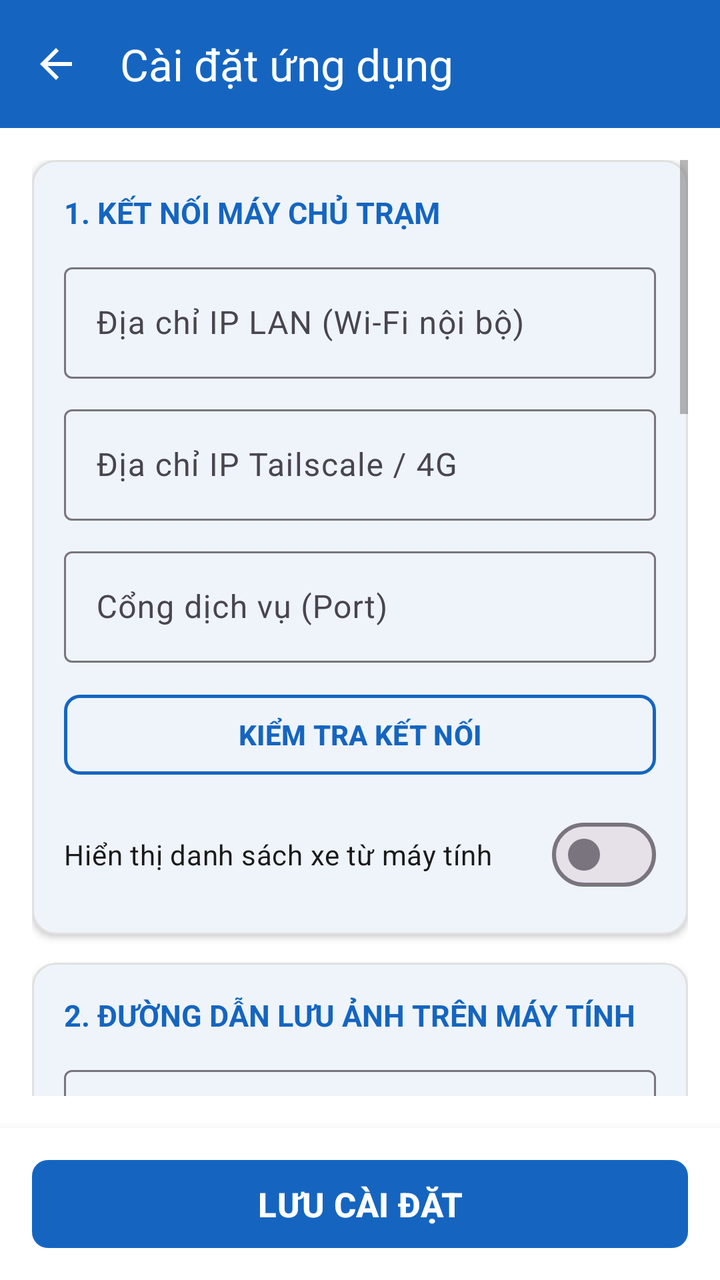
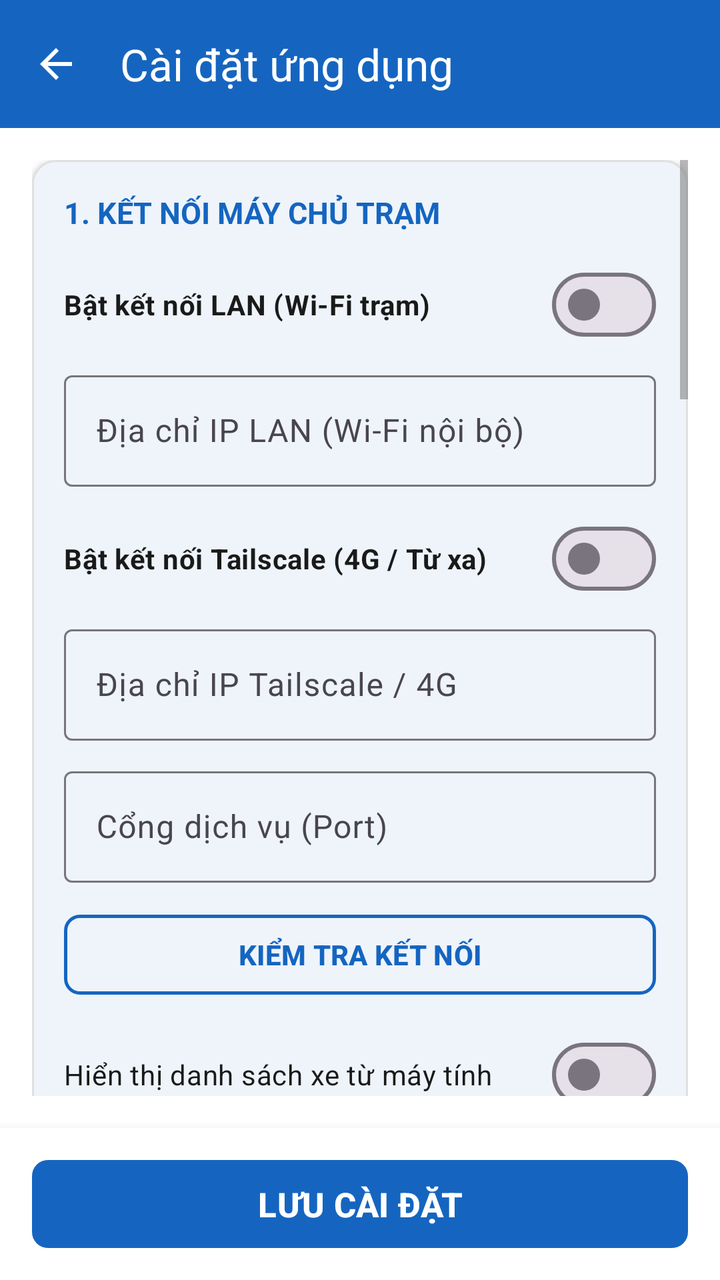

Two renders of the same Android screen: before a commit and after it. Below are the layout's source before the change and the commit's diff.
<!-- AndroidManifest.xml: application theme Theme.InspectionCamera -->
<!-- res/layout/activity_settings.xml -->
<?xml version="1.0" encoding="utf-8"?>
<LinearLayout xmlns:android="http://schemas.android.com/apk/res/android"
    xmlns:app="http://schemas.android.com/apk/res-auto"
    android:layout_width="match_parent"
    android:layout_height="match_parent"
    android:orientation="vertical"
    android:background="@color/background">

    
    <com.google.android.material.appbar.MaterialToolbar
        android:id="@+id/toolbar_settings"
        android:layout_width="match_parent"
        android:layout_height="wrap_content"
        android:background="@color/primary"
        app:title="@string/title_settings"
        app:titleTextColor="@color/text_white"
        app:navigationIcon="@drawable/ic_arrow_back"
        app:navigationIconTint="@color/text_white" />

    
    <ScrollView
        android:layout_width="match_parent"
        android:layout_height="0dp"
        android:layout_weight="1"
        android:fillViewport="true"
        android:padding="16dp">

        <LinearLayout
            android:layout_width="match_parent"
            android:layout_height="wrap_content"
            android:orientation="vertical"
            android:paddingBottom="24dp">

            
            <com.google.android.material.card.MaterialCardView
                android:layout_width="match_parent"
                android:layout_height="wrap_content"
                android:layout_marginBottom="14dp"
                app:cardCornerRadius="12dp"
                app:cardElevation="2dp"
                app:cardBackgroundColor="@color/surface"
                app:strokeWidth="1dp"
                app:strokeColor="@color/divider">

                <LinearLayout
                    android:layout_width="match_parent"
                    android:layout_height="wrap_content"
                    android:orientation="vertical"
                    android:padding="16dp">

                    <TextView
                        android:layout_width="wrap_content"
                        android:layout_height="wrap_content"
                        android:text="@string/header_server_connection"
                        android:textColor="@color/primary"
                        android:textSize="15sp"
                        android:textStyle="bold" />

                    <com.google.android.material.textfield.TextInputLayout
                        android:layout_width="match_parent"
                        android:layout_height="wrap_content"
                        android:layout_marginTop="12dp"
                        android:hint="@string/setting_lan_ip"
                        style="@style/Widget.Material3.TextInputLayout.OutlinedBox">

                        <com.google.android.material.textfield.TextInputEditText
                            android:id="@+id/et_settings_lan_ip"
                            android:layout_width="match_parent"
                            android:layout_height="wrap_content"
                            android:inputType="textUri"
                            android:textColor="@color/text_primary" />
                    </com.google.android.material.textfield.TextInputLayout>

                    <com.google.android.material.textfield.TextInputLayout
                        android:layout_width="match_parent"
                        android:layout_height="wrap_content"
                        android:layout_marginTop="10dp"
                        android:hint="@string/setting_tailscale_ip"
                        style="@style/Widget.Material3.TextInputLayout.OutlinedBox">

                        <com.google.android.material.textfield.TextInputEditText
                            android:id="@+id/et_settings_tailscale_ip"
                            android:layout_width="match_parent"
                            android:layout_height="wrap_content"
                            android:inputType="textUri"
                            android:textColor="@color/text_primary" />
                    </com.google.android.material.textfield.TextInputLayout>

                    <com.google.android.material.textfield.TextInputLayout
                        android:layout_width="match_parent"
                        android:layout_height="wrap_content"
                        android:layout_marginTop="10dp"
                        android:hint="@string/setting_port"
                        style="@style/Widget.Material3.TextInputLayout.OutlinedBox">

                        <com.google.android.material.textfield.TextInputEditText
                            android:id="@+id/et_settings_port"
                            android:layout_width="match_parent"
                            android:layout_height="wrap_content"
                            android:inputType="number"
                            android:textColor="@color/text_primary" />
                    </com.google.android.material.textfield.TextInputLayout>

                    <com.google.android.material.button.MaterialButton
                        android:id="@+id/btn_settings_test"
                        android:layout_width="match_parent"
                        android:layout_height="wrap_content"
                        android:layout_marginTop="12dp"
                        android:minHeight="48dp"
                        android:text="@string/btn_test_connection"
                        android:textSize="14sp"
                        android:textStyle="bold"
                        android:textColor="@color/primary"
                        app:strokeColor="@color/primary"
                        app:strokeWidth="1.5dp"
                        app:cornerRadius="8dp"
                        style="@style/Widget.Material3.Button.OutlinedButton" />

                    <TextView
                        android:id="@+id/tv_settings_test_result"
                        android:layout_width="match_parent"
                        android:layout_height="wrap_content"
                        android:layout_marginTop="8dp"
                        android:gravity="center"
                        android:textSize="14sp"
                        android:visibility="gone" />

                    <com.google.android.material.materialswitch.MaterialSwitch
                        android:id="@+id/switch_settings_vehicle_list"
                        android:layout_width="match_parent"
                        android:layout_height="wrap_content"
                        android:layout_marginTop="12dp"
                        android:text="@string/setting_vehicle_list"
                        android:textSize="14sp"
                        android:textColor="@color/text_primary" />
                </LinearLayout>
            </com.google.android.material.card.MaterialCardView>

            
            <com.google.android.material.card.MaterialCardView
                android:layout_width="match_parent"
                android:layout_height="wrap_content"
                android:layout_marginBottom="14dp"
                app:cardCornerRadius="12dp"
                app:cardElevation="2dp"
                app:cardBackgroundColor="@color/surface"
                app:strokeWidth="1dp"
                app:strokeColor="@color/divider">

                <LinearLayout
                    android:layout_width="match_parent"
                    android:layout_height="wrap_content"
                    android:orientation="vertical"
                    android:padding="16dp">

                    <TextView
                        android:layout_width="wrap_content"
                        android:layout_height="wrap_content"
                        android:text="@string/header_paths_settings"
                        android:textColor="@color/primary"
                        android:textSize="15sp"
                        android:textStyle="bold" />

                    <com.google.android.material.textfield.TextInputLayout
                        android:layout_width="match_parent"
                        android:layout_height="wrap_content"
                        android:layout_marginTop="12dp"
                        android:hint="@string/setting_photo_save_dir"
                        style="@style/Widget.Material3.TextInputLayout.OutlinedBox">

                        <com.google.android.material.textfield.TextInputEditText
                            android:id="@+id/et_settings_photo_save_dir"
                            android:layout_width="match_parent"
                            android:layout_height="wrap_content"
                            android:inputType="text"
                            android:textColor="@color/text_primary" />
                    </com.google.android.material.textfield.TextInputLayout>

                    <com.google.android.material.textfield.TextInputLayout
                        android:layout_width="match_parent"
                        android:layout_height="wrap_content"
                        android:layout_marginTop="10dp"
                        android:hint="@string/setting_passenger_path"
                        style="@style/Widget.Material3.TextInputLayout.OutlinedBox">

                        <com.google.android.material.textfield.TextInputEditText
                            android:id="@+id/et_settings_passenger_path"
                            android:layout_width="match_parent"
                            android:layout_height="wrap_content"
                            android:inputType="text"
                            android:textColor="@color/text_primary" />
                    </com.google.android.material.textfield.TextInputLayout>

                    <com.google.android.material.textfield.TextInputLayout
                        android:layout_width="match_parent"
                        android:layout_height="wrap_content"
                        android:layout_marginTop="10dp"
                        android:hint="@string/setting_new_vehicle_path"
                        style="@style/Widget.Material3.TextInputLayout.OutlinedBox">

                        <com.google.android.material.textfield.TextInputEditText
                            android:id="@+id/et_settings_new_vehicle_path"
                            android:layout_width="match_parent"
                            android:layout_height="wrap_content"
                            android:inputType="text"
                            android:textColor="@color/text_primary" />
                    </com.google.android.material.textfield.TextInputLayout>
                </LinearLayout>
            </com.google.android.material.card.MaterialCardView>

            
            <com.google.android.material.card.MaterialCardView
                android:layout_width="match_parent"
                android:layout_height="wrap_content"
                android:layout_marginBottom="14dp"
                app:cardCornerRadius="12dp"
                app:cardElevation="2dp"
                app:cardBackgroundColor="@color/surface"
                app:strokeWidth="1dp"
                app:strokeColor="@color/divider">

                <LinearLayout
                    android:layout_width="match_parent"
                    android:layout_height="wrap_content"
                    android:orientation="vertical"
                    android:padding="16dp">

                    <TextView
                        android:layout_width="wrap_content"
                        android:layout_height="wrap_content"
                        android:text="@string/header_timestamp_settings"
                        android:textColor="@color/primary"
                        android:textSize="15sp"
                        android:textStyle="bold" />

                    <com.google.android.material.materialswitch.MaterialSwitch
                        android:id="@+id/switch_settings_timestamp"
                        android:layout_width="match_parent"
                        android:layout_height="wrap_content"
                        android:layout_marginTop="12dp"
                        android:text="@string/setting_timestamp_enabled"
                        android:textSize="14sp"
                        android:textColor="@color/text_primary" />

                    <TextView
                        android:layout_width="wrap_content"
                        android:layout_height="wrap_content"
                        android:layout_marginTop="12dp"
                        android:text="@string/setting_timestamp_format"
                        android:textSize="13sp"
                        android:textColor="@color/text_secondary" />

                    <Spinner
                        android:id="@+id/spinner_settings_timestamp_format"
                        android:layout_width="match_parent"
                        android:layout_height="48dp"
                        android:layout_marginTop="4dp"
                        android:background="@drawable/bg_spinner" />

                    <TextView
                        android:layout_width="wrap_content"
                        android:layout_height="wrap_content"
                        android:layout_marginTop="12dp"
                        android:text="@string/setting_timestamp_position"
                        android:textSize="13sp"
                        android:textColor="@color/text_secondary" />

                    <Spinner
                        android:id="@+id/spinner_settings_timestamp_position"
                        android:layout_width="match_parent"
                        android:layout_height="48dp"
                        android:layout_marginTop="4dp"
                        android:background="@drawable/bg_spinner" />

                    <TextView
                        android:layout_width="wrap_content"
                        android:layout_height="wrap_content"
                        android:layout_marginTop="12dp"
                        android:text="@string/setting_timestamp_font_size"
                        android:textSize="13sp"
                        android:textColor="@color/text_secondary" />

                    <Spinner
                        android:id="@+id/spinner_settings_timestamp_font_size"
                        android:layout_width="match_parent"
                        android:layout_height="48dp"
                        android:layout_marginTop="4dp"
                        android:background="@drawable/bg_spinner" />

                    <com.google.android.material.materialswitch.MaterialSwitch
                        android:id="@+id/switch_settings_timestamp_stroke"
                        android:layout_width="match_parent"
                        android:layout_height="wrap_content"
                        android:layout_marginTop="12dp"
                        android:text="@string/setting_timestamp_stroke"
                        android:textSize="14sp"
                        android:textColor="@color/text_primary" />
                </LinearLayout>
            </com.google.android.material.card.MaterialCardView>

            
            <com.google.android.material.card.MaterialCardView
                android:layout_width="match_parent"
                android:layout_height="wrap_content"
                android:layout_marginBottom="14dp"
                app:cardCornerRadius="12dp"
                app:cardElevation="2dp"
                app:cardBackgroundColor="@color/surface"
                app:strokeWidth="1dp"
                app:strokeColor="@color/divider">

                <LinearLayout
                    android:layout_width="match_parent"
                    android:layout_height="wrap_content"
                    android:orientation="vertical"
                    android:padding="16dp">

                    <TextView
                        android:layout_width="wrap_content"
                        android:layout_height="wrap_content"
                        android:text="@string/header_photo_settings"
                        android:textColor="@color/primary"
                        android:textSize="15sp"
                        android:textStyle="bold" />

                    <TextView
                        android:layout_width="wrap_content"
                        android:layout_height="wrap_content"
                        android:layout_marginTop="12dp"
                        android:text="@string/setting_photo_resolution"
                        android:textSize="13sp"
                        android:textColor="@color/text_secondary" />

                    <Spinner
                        android:id="@+id/spinner_settings_resolution"
                        android:layout_width="match_parent"
                        android:layout_height="48dp"
                        android:layout_marginTop="4dp"
                        android:background="@drawable/bg_spinner" />

                    <TextView
                        android:layout_width="wrap_content"
                        android:layout_height="wrap_content"
                        android:layout_marginTop="12dp"
                        android:text="@string/setting_jpeg_quality"
                        android:textSize="13sp"
                        android:textColor="@color/text_secondary" />

                    <Spinner
                        android:id="@+id/spinner_settings_jpeg_quality"
                        android:layout_width="match_parent"
                        android:layout_height="48dp"
                        android:layout_marginTop="4dp"
                        android:background="@drawable/bg_spinner" />

                    <TextView
                        android:layout_width="wrap_content"
                        android:layout_height="wrap_content"
                        android:layout_marginTop="12dp"
                        android:text="@string/setting_upload_mode"
                        android:textSize="13sp"
                        android:textColor="@color/text_secondary" />

                    <Spinner
                        android:id="@+id/spinner_settings_upload_mode"
                        android:layout_width="match_parent"
                        android:layout_height="48dp"
                        android:layout_marginTop="4dp"
                        android:background="@drawable/bg_spinner" />
                </LinearLayout>
            </com.google.android.material.card.MaterialCardView>

            
            <com.google.android.material.card.MaterialCardView
                android:layout_width="match_parent"
                android:layout_height="wrap_content"
                android:layout_marginBottom="14dp"
                app:cardCornerRadius="12dp"
                app:cardElevation="2dp"
                app:cardBackgroundColor="@color/surface"
                app:strokeWidth="1dp"
                app:strokeColor="@color/divider">

                <LinearLayout
                    android:layout_width="match_parent"
                    android:layout_height="wrap_content"
                    android:orientation="vertical"
                    android:padding="16dp">

                    <TextView
                        android:layout_width="wrap_content"
                        android:layout_height="wrap_content"
                        android:text="@string/header_backup_restore"
                        android:textColor="@color/primary"
                        android:textSize="15sp"
                        android:textStyle="bold" />

                    <TextView
                        android:layout_width="wrap_content"
                        android:layout_height="wrap_content"
                        android:layout_marginTop="6dp"
                        android:text="@string/desc_backup_restore"
                        android:textSize="13sp"
                        android:textColor="@color/text_secondary" />

                    <com.google.android.material.button.MaterialButton
                        android:id="@+id/btn_settings_backup"
                        android:layout_width="match_parent"
                        android:layout_height="48dp"
                        android:layout_marginTop="12dp"
                        android:text="@string/btn_backup_config"
                        android:textSize="14sp"
                        android:textStyle="bold"
                        android:textColor="@color/primary"
                        app:strokeColor="@color/primary"
                        app:strokeWidth="1.5dp"
                        app:cornerRadius="8dp"
                        app:icon="@drawable/ic_backup"
                        app:iconGravity="textStart"
                        app:iconTint="@color/primary"
                        style="@style/Widget.Material3.Button.OutlinedButton" />

                    <com.google.android.material.button.MaterialButton
                        android:id="@+id/btn_settings_restore"
                        android:layout_width="match_parent"
                        android:layout_height="48dp"
                        android:layout_marginTop="10dp"
                        android:text="@string/btn_restore_config"
                        android:textSize="14sp"
                        android:textStyle="bold"
                        android:textColor="@color/primary"
                        app:strokeColor="@color/primary"
                        app:strokeWidth="1.5dp"
                        app:cornerRadius="8dp"
                        app:icon="@drawable/ic_restore"
                        app:iconGravity="textStart"
                        app:iconTint="@color/primary"
                        style="@style/Widget.Material3.Button.OutlinedButton" />
                </LinearLayout>
            </com.google.android.material.card.MaterialCardView>

            
            <com.google.android.material.card.MaterialCardView
                android:layout_width="match_parent"
                android:layout_height="wrap_content"
                android:layout_marginBottom="16dp"
                app:cardCornerRadius="12dp"
                app:cardElevation="2dp"
                app:cardBackgroundColor="@color/surface"
                app:strokeWidth="1dp"
                app:strokeColor="@color/divider">

                <LinearLayout
                    android:layout_width="match_parent"
                    android:layout_height="wrap_content"
                    android:orientation="vertical"
                    android:padding="16dp">

                    <TextView
                        android:layout_width="wrap_content"
                        android:layout_height="wrap_content"
                        android:text="@string/header_version_settings"
                        android:textSize="15sp"
                        android:textStyle="bold"
                        android:textColor="@color/primary" />

                    <TextView
                        android:id="@+id/tv_settings_current_version"
                        android:layout_width="wrap_content"
                        android:layout_height="wrap_content"
                        android:layout_marginTop="8dp"
                        android:text="Phiên bản hiện tại: v1.1.2"
                        android:textSize="14sp"
                        android:textColor="@color/text_primary" />

                    <TextView
                        android:id="@+id/tv_settings_update_status"
                        android:layout_width="wrap_content"
                        android:layout_height="wrap_content"
                        android:layout_marginTop="4dp"
                        android:textSize="13sp"
                        android:textColor="@color/text_secondary"
                        android:visibility="gone" />

                    <ProgressBar
                        android:id="@+id/pb_settings_update"
                        style="?android:attr/progressBarStyleHorizontal"
                        android:layout_width="match_parent"
                        android:layout_height="wrap_content"
                        android:layout_marginTop="8dp"
                        android:indeterminate="true"
                        android:visibility="gone" />

                    <com.google.android.material.button.MaterialButton
                        android:id="@+id/btn_settings_check_update"
                        android:layout_width="match_parent"
                        android:layout_height="48dp"
                        android:layout_marginTop="12dp"
                        android:text="@string/btn_check_update"
                        android:textSize="14sp"
                        android:textStyle="bold"
                        android:textColor="@color/primary"
                        app:strokeColor="@color/primary"
                        app:cornerRadius="8dp"
                        app:icon="@drawable/ic_refresh"
                        app:iconGravity="textStart"
                        app:iconTint="@color/primary"
                        style="@style/Widget.Material3.Button.OutlinedButton" />

                    <com.google.android.material.button.MaterialButton
                        android:id="@+id/btn_settings_install_now"
                        android:layout_width="match_parent"
                        android:layout_height="48dp"
                        android:layout_marginTop="8dp"
                        android:text="CÀI ĐẶT BẢN CẬP NHẬT"
                        android:textSize="14sp"
                        android:textStyle="bold"
                        android:textColor="@color/text_white"
                        app:backgroundTint="@color/status_done_text"
                        app:cornerRadius="8dp"
                        app:icon="@drawable/ic_check"
                        app:iconGravity="textStart"
                        app:iconTint="@color/text_white"
                        android:visibility="gone" />

                </LinearLayout>
            </com.google.android.material.card.MaterialCardView>

        </LinearLayout>
    </ScrollView>

    
    <LinearLayout
        android:layout_width="match_parent"
        android:layout_height="wrap_content"
        android:orientation="vertical"
        android:background="@color/surface"
        android:elevation="8dp"
        android:paddingStart="16dp"
        android:paddingEnd="16dp"
        android:paddingTop="12dp"
        android:paddingBottom="12dp">

        <com.google.android.material.button.MaterialButton
            android:id="@+id/btn_settings_save"
            android:layout_width="match_parent"
            android:layout_height="wrap_content"
            android:minHeight="52dp"
            android:text="@string/btn_save_settings"
            android:textSize="17sp"
            android:textStyle="bold"
            android:textColor="@color/text_white"
            app:backgroundTint="@color/primary"
            app:cornerRadius="8dp" />
    </LinearLayout>

</LinearLayout>
<!-- resources referenced by this layout -->
<resources>
  <color name="background">#FFFFFF</color>
  <color name="divider">#E0E0E0</color>
  <color name="primary">#1565C0</color>
  <color name="status_done_text">#2E7D32</color>
  <color name="surface">#FFFFFF</color>
  <color name="text_primary">#1A1A1A</color>
  <color name="text_secondary">#757575</color>
  <color name="text_white">#FFFFFF</color>
  <!-- drawable ic_arrow_back (drawable) -->
  <vector xmlns:android="http://schemas.android.com/apk/res/android"
      android:width="24dp"
      android:height="24dp"
      android:viewportWidth="24"
      android:viewportHeight="24">
    <path
        android:fillColor="@color/text_primary"
        android:pathData="M20,11H7.83l5.59,-5.59L12,4l-8,8 8,8 1.41,-1.41L7.83,13H20v-2z"/>
  </vector>
  <!-- drawable ic_check (drawable) -->
  <vector xmlns:android="http://schemas.android.com/apk/res/android"
      android:width="24dp"
      android:height="24dp"
      android:viewportWidth="24"
      android:viewportHeight="24">
    <path
        android:fillColor="@color/status_done_stroke"
        android:pathData="M9,16.17L4.83,12l-1.42,1.41L9,19 21,7l-1.41,-1.41z"/>
  </vector>
  <string name="btn_backup_config">SAO LƯU CẤU HÌNH (XUẤT JSON)</string>
  <string name="btn_check_update">KIỂM TRA CẬP NHẬT TỪ GITHUB</string>
  <string name="btn_restore_config">KHÔI PHỤC CẤU HÌNH (NHẬP JSON)</string>
  <string name="btn_save_settings">LƯU CÀI ĐẶT</string>
  <string name="btn_test_connection">KIỂM TRA KẾT NỐI</string>
  <string name="desc_backup_restore">Lưu trữ hoặc khôi phục toàn bộ cài đặt (máy chủ, đường dẫn, thông số ảnh) sang tệp JSON.</string>
  <string name="header_backup_restore">5. SAO LƯU &amp; KHÔI PHỤC CẤU HÌNH</string>
  <string name="header_paths_settings">2. ĐƯỜNG DẪN LƯU ẢNH TRÊN MÁY TÍNH</string>
  <string name="header_photo_settings">4. ĐỘ PHÂN GIẢI &amp; CHẤT LƯỢNG ẢNH</string>
  <string name="header_server_connection">1. KẾT NỐI MÁY CHỦ TRẠM</string>
  <string name="header_timestamp_settings">3. IN THỜI GIAN LÊN ẢNH (TIMESTAMP)</string>
  <string name="header_version_settings">6. PHIÊN BẢN &amp; CẬP NHẬT GITHUB</string>
  <string name="setting_jpeg_quality">Chất lượng nén JPEG</string>
  <string name="setting_lan_ip">Địa chỉ IP LAN (Wi-Fi nội bộ)</string>
  <string name="setting_new_vehicle_path">Đường dẫn ảnh xe mới</string>
  <string name="setting_passenger_path">Đường dẫn ảnh khoang hành khách</string>
  <string name="setting_photo_resolution">Độ phân giải ảnh</string>
  <string name="setting_photo_save_dir">Đường dẫn ảnh góc chụp 45°</string>
  <string name="setting_port">Cổng dịch vụ (Port)</string>
  <string name="setting_tailscale_ip">Địa chỉ IP Tailscale / 4G</string>
  <string name="setting_timestamp_enabled">In thời gian chụp lên ảnh</string>
  <string name="setting_timestamp_font_size">Cỡ chữ in</string>
  <string name="setting_timestamp_format">Định dạng ngày giờ</string>
  <string name="setting_timestamp_position">Vị trí in trên ảnh</string>
  <string name="setting_timestamp_stroke">Viền đen chữ trắng (chống lóa)</string>
  <string name="setting_upload_mode">Chế độ tải ảnh lên máy tính</string>
  <string name="setting_vehicle_list">Hiển thị danh sách xe từ máy tính</string>
  <string name="title_settings">Cài đặt ứng dụng</string>
  <color name="status_done_stroke">#4CAF50</color>
  <color name="on_primary">#FFFFFF</color>
  <color name="primary_container">#D0E4FF</color>
  <color name="on_primary_container">#001D36</color>
  <color name="surface_variant">#F5F5F5</color>
  <color name="on_surface_variant">#49454F</color>
  <!-- unchanged entries left out for length: 5 -->
</resources>

<!-- the commit's change to res/layout/activity_settings.xml (unified diff, before → after) -->
@@ -56,10 +56,22 @@
                         android:textSize="15sp"
                         android:textStyle="bold" />
 
+                    
+                    <com.google.android.material.materialswitch.MaterialSwitch
+                        android:id="@+id/switch_settings_lan_enabled"
+                        android:layout_width="match_parent"
+                        android:layout_height="wrap_content"
+                        android:layout_marginTop="12dp"
+                        android:text="@string/setting_lan_enabled"
+                        android:textSize="14sp"
+                        android:textStyle="bold"
+                        android:textColor="@color/text_primary" />
+
                     <com.google.android.material.textfield.TextInputLayout
-                        android:layout_width="match_parent"
-                        android:layout_height="wrap_content"
-                        android:layout_marginTop="12dp"
+                        android:id="@+id/til_settings_lan_ip"
+                        android:layout_width="match_parent"
+                        android:layout_height="wrap_content"
+                        android:layout_marginTop="6dp"
                         android:hint="@string/setting_lan_ip"
                         style="@style/Widget.Material3.TextInputLayout.OutlinedBox">
 
@@ -71,10 +83,22 @@
                             android:textColor="@color/text_primary" />
                     </com.google.android.material.textfield.TextInputLayout>
 
+                    
+                    <com.google.android.material.materialswitch.MaterialSwitch
+                        android:id="@+id/switch_settings_tailscale_enabled"
+                        android:layout_width="match_parent"
+                        android:layout_height="wrap_content"
+                        android:layout_marginTop="12dp"
+                        android:text="@string/setting_tailscale_enabled"
+                        android:textSize="14sp"
+                        android:textStyle="bold"
+                        android:textColor="@color/text_primary" />
+
                     <com.google.android.material.textfield.TextInputLayout
-                        android:layout_width="match_parent"
-                        android:layout_height="wrap_content"
-                        android:layout_marginTop="10dp"
+                        android:id="@+id/til_settings_tailscale_ip"
+                        android:layout_width="match_parent"
+                        android:layout_height="wrap_content"
+                        android:layout_marginTop="6dp"
                         android:hint="@string/setting_tailscale_ip"
                         style="@style/Widget.Material3.TextInputLayout.OutlinedBox">
 
<!-- resource entries referenced after the edit -->
@@ -41,12 +41,14 @@
   <string name="header_timestamp_settings">3. IN THỜI GIAN LÊN ẢNH (TIMESTAMP)</string>
   <string name="header_version_settings">6. PHIÊN BẢN &amp; CẬP NHẬT GITHUB</string>
   <string name="setting_jpeg_quality">Chất lượng nén JPEG</string>
+  <string name="setting_lan_enabled">Bật kết nối LAN (Wi-Fi trạm)</string>
   <string name="setting_lan_ip">Địa chỉ IP LAN (Wi-Fi nội bộ)</string>
   <string name="setting_new_vehicle_path">Đường dẫn ảnh xe mới</string>
   <string name="setting_passenger_path">Đường dẫn ảnh khoang hành khách</string>
   <string name="setting_photo_resolution">Độ phân giải ảnh</string>
   <string name="setting_photo_save_dir">Đường dẫn ảnh góc chụp 45°</string>
   <string name="setting_port">Cổng dịch vụ (Port)</string>
+  <string name="setting_tailscale_enabled">Bật kết nối Tailscale (4G / Từ xa)</string>
   <string name="setting_tailscale_ip">Địa chỉ IP Tailscale / 4G</string>
   <string name="setting_timestamp_enabled">In thời gian chụp lên ảnh</string>
   <string name="setting_timestamp_font_size">Cỡ chữ in</string>
